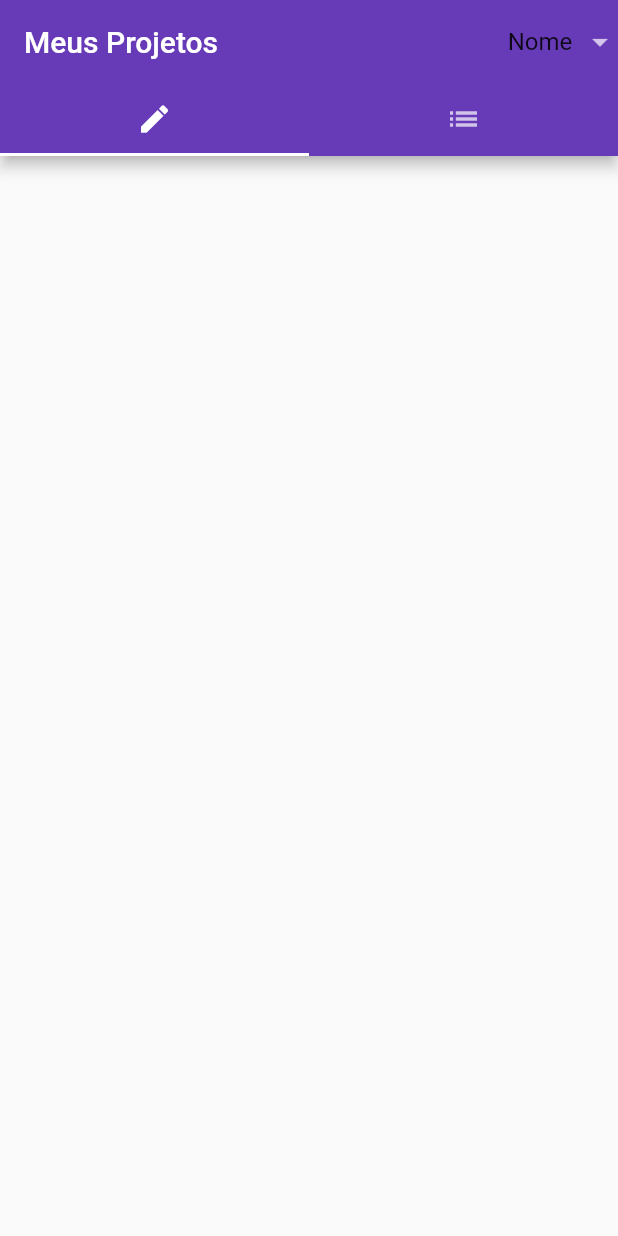
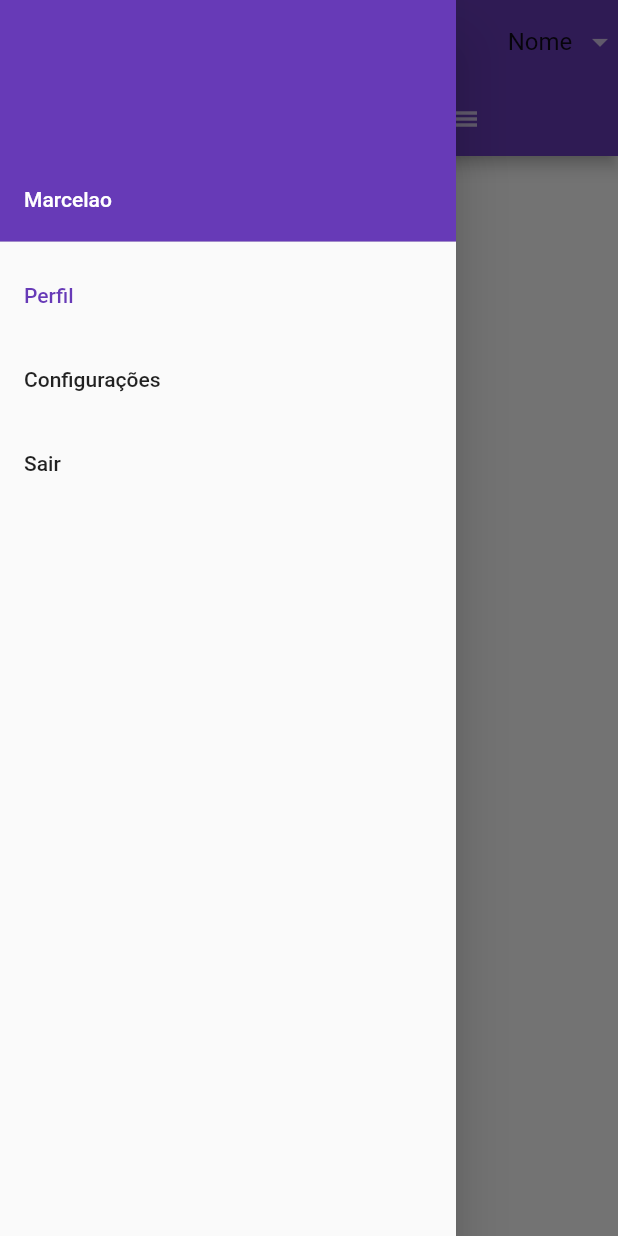
Before and after one commit to ferreira-mariana/lab-moveis, a Flutter app: the screen it shows after launch, with the side drawer open (before the commit the screen has no drawer), on a phone screen of 412 x 824 dp. Run offline on Flutter 3.47's test engine with Material 2 defaults, Android fonts, the phone set to English and light mode, and no system bars; our stand-ins replace image_picker.

```diff
--- /dev/null
+++ b/lib/drawer.dart
@@ -0,0 +1,63 @@
+import 'package:flutter/material.dart';
+import 'config.dart';
+
+class Item{
+  String nome;
+  Item(this.nome);
+}
+
+class SideMenu extends StatefulWidget{
+
+  final itens = [
+    new Item("Perfil"),
+    new Item("Configurações"),
+    new Item("Sair")
+  ];
+
+  @override
+  State<StatefulWidget> createState() {
+    return new PageState();
+  }
+}
+
+class PageState extends State<SideMenu>{
+  int _selectedDrawerIndex = 0;
+
+    changePages(int index){
+      switch(index){
+        case 1:
+
+          Navigator.push(context, MaterialPageRoute(builder: (context) => ConfigPage()));
+      }
+      setState((){
+        _selectedDrawerIndex = index;
+      });
+    }
+
+    @override
+    Widget build(BuildContext context) {
+      var drawerOptions = <Widget>[];
+      for (var i = 0; i < widget.itens.length; i++) {
+        var d = widget.itens[i];
+        drawerOptions.add(
+            new ListTile(
+              title: new Text(d.nome),
+              selected: i == _selectedDrawerIndex,
+              onTap: () => changePages(i),
+            )
+        );
+      }
+
+      return Drawer(
+          child: new Column(
+            children: <Widget>[
+              new UserAccountsDrawerHeader(
+                  accountName: new Text("Marcelao"), accountEmail: null),
+              new Column(children: drawerOptions)
+            ]
+          ),
+        );
+
+    }
+
+}
--- a/lib/main.dart
+++ b/lib/main.dart
@@ -1,5 +1,5 @@
 import 'package:flutter/material.dart';
-
+import 'drawer.dart';
 import 'create_project_screen.dart';
 import 'project_item.dart';
 
@@ -130,7 +130,9 @@ class _HomeScreenState extends State<HomeScreen>
             Tab(icon: Icon(Icons.list)),
           ],
         ),
+
       ),
+      drawer: SideMenu(),
       body: TabBarView(controller: _tabController, children: [
         Center(
           child: ListView(),
```
Also changed, not shown: lib/config.dart (added, +17 -0 lines).
